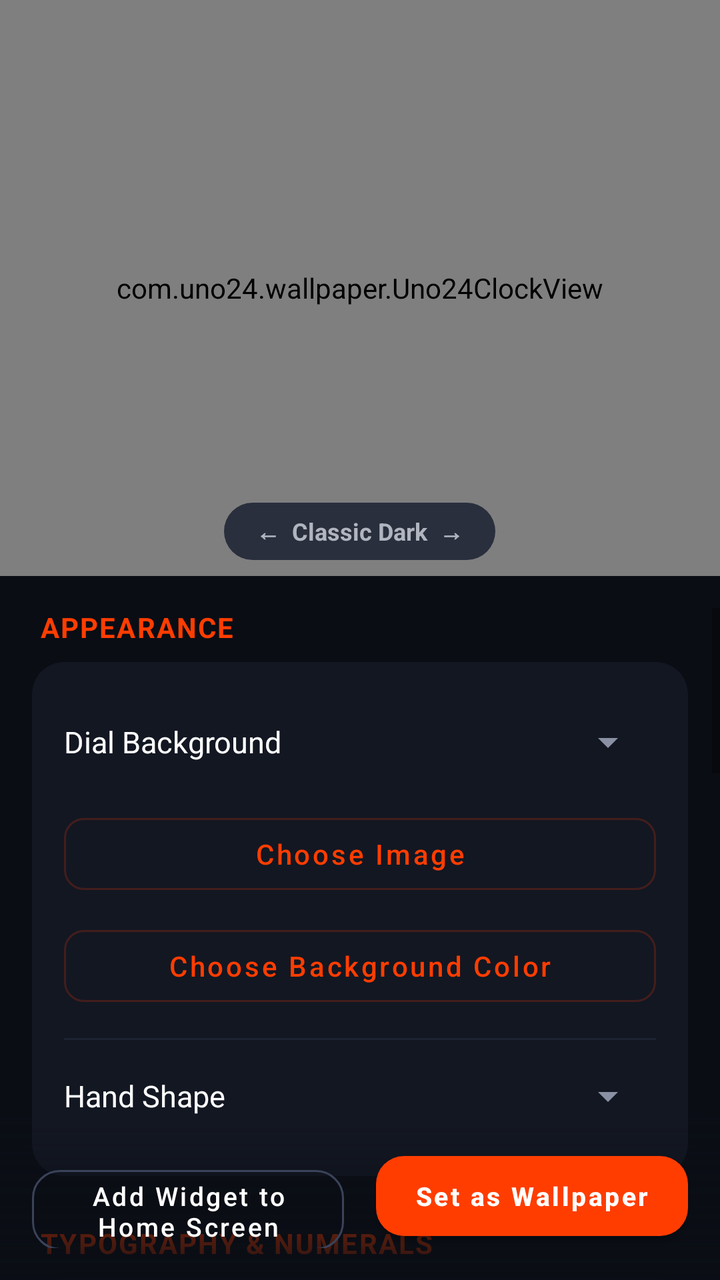
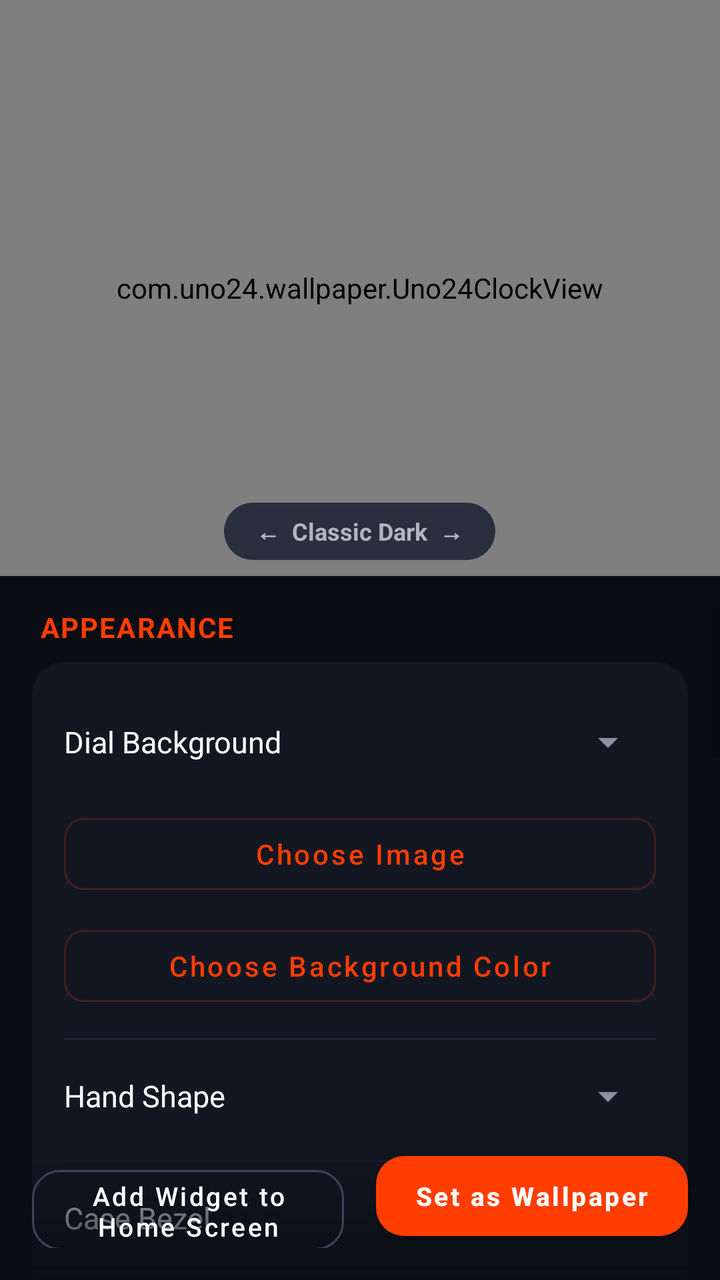

Screens rendered from an Android XML layout before and after an edit, with the pre-edit source and the edit as a unified diff.
<!-- AndroidManifest.xml: activity theme Theme.Uno24 -->
<!-- res/layout/activity_main.xml -->
<?xml version="1.0" encoding="utf-8"?>
<androidx.constraintlayout.widget.ConstraintLayout xmlns:android="http://schemas.android.com/apk/res/android"
    xmlns:app="http://schemas.android.com/apk/res-auto"
    android:id="@+id/mainRootLayout"
    android:layout_width="match_parent"
    android:layout_height="match_parent"
    android:background="#0A0D14">

    
    <FrameLayout
        android:id="@+id/clockContainer"
        android:layout_width="match_parent"
        android:layout_height="0dp"
        app:layout_constraintHeight_percent="0.45"
        app:layout_constraintTop_toTopOf="parent"
        app:layout_constraintStart_toStartOf="parent"
        app:layout_constraintEnd_toEndOf="parent">

        <com.uno24.wallpaper.Uno24ClockView
            android:id="@+id/clockView"
            android:layout_width="match_parent"
            android:layout_height="match_parent" />

        <TextView
            android:id="@+id/tvThemeTitle"
            android:layout_width="wrap_content"
            android:layout_height="wrap_content"
            android:layout_gravity="bottom|center_horizontal"
            android:layout_marginBottom="8dp"
            android:background="@drawable/pill_background"
            android:paddingHorizontal="16dp"
            android:paddingVertical="6dp"
            android:text="←  Classic Dark  →"
            android:textColor="#B0B5C0"
            android:textSize="12sp"
            android:textStyle="bold" />
    </FrameLayout>

    
    <ScrollView
        android:layout_width="match_parent"
        android:layout_height="0dp"
        android:clipToPadding="false"
        android:paddingTop="16dp"
        android:paddingBottom="100dp"
        app:layout_constraintTop_toBottomOf="@id/clockContainer"
        app:layout_constraintBottom_toBottomOf="parent"
        app:layout_constraintStart_toStartOf="parent"
        app:layout_constraintEnd_toEndOf="parent">

        <LinearLayout
            android:layout_width="match_parent"
            android:layout_height="wrap_content"
            android:orientation="vertical"
            android:paddingHorizontal="16dp">

            
            <TextView
                android:layout_width="wrap_content"
                android:layout_height="wrap_content"
                android:layout_marginStart="4dp"
                android:layout_marginBottom="8dp"
                android:text="@string/category_appearance"
                android:textColor="#FF3D00"
                android:textSize="14sp"
                android:textStyle="bold"
                android:textAllCaps="true"
                android:letterSpacing="0.05" />

            <com.google.android.material.card.MaterialCardView
                android:layout_width="match_parent"
                android:layout_height="wrap_content"
                android:layout_marginBottom="24dp"
                app:cardBackgroundColor="#131722"
                app:cardCornerRadius="16dp"
                app:cardElevation="0dp"
                app:strokeWidth="0dp">

                <LinearLayout
                    android:layout_width="match_parent"
                    android:layout_height="wrap_content"
                    android:orientation="vertical"
                    android:padding="16dp">

                    <LinearLayout
                        android:layout_width="match_parent"
                        android:layout_height="wrap_content"
                        android:gravity="center_vertical"
                        android:orientation="horizontal">

                        <TextView
                            android:layout_width="0dp"
                            android:layout_height="wrap_content"
                            android:layout_weight="1"
                            android:text="@string/label_dial_background"
                            android:textColor="#FFFFFF"
                            android:textSize="15sp" />

                        <Spinner
                            android:id="@+id/spinnerBgMode"
                            android:layout_width="140dp"
                            android:layout_height="48dp"
                            android:backgroundTint="#8A91A4"
                            android:popupBackground="#1F2430" />
                    </LinearLayout>

                    <com.google.android.material.button.MaterialButton
                        android:id="@+id/btnPickImage"
                        style="@style/Widget.MaterialComponents.Button.OutlinedButton"
                        android:layout_width="match_parent"
                        android:layout_height="48dp"
                        android:layout_marginTop="8dp"
                        android:text="@string/btn_pick_image"
                        android:textAllCaps="false"
                        android:textColor="#FF3D00"
                        android:textSize="14sp"
                        app:cornerRadius="10dp"
                        app:strokeColor="#33FF3D00" />

                    <com.google.android.material.button.MaterialButton
                        android:id="@+id/btnPickColor"
                        style="@style/Widget.MaterialComponents.Button.OutlinedButton"
                        android:layout_width="match_parent"
                        android:layout_height="48dp"
                        android:layout_marginTop="8dp"
                        android:text="@string/btn_pick_color"
                        android:textAllCaps="false"
                        android:textColor="#FF3D00"
                        android:textSize="14sp"
                        app:cornerRadius="10dp"
                        app:strokeColor="#33FF3D00" />

                    <View
                        android:layout_width="match_parent"
                        android:layout_height="1dp"
                        android:background="#1E2333"
                        android:layout_marginTop="12dp"
                        android:layout_marginBottom="4dp" />

                    
                    <LinearLayout
                        android:layout_width="match_parent"
                        android:layout_height="wrap_content"
                        android:gravity="center_vertical"
                        android:orientation="horizontal">

                        <TextView
                            android:layout_width="0dp"
                            android:layout_height="wrap_content"
                            android:layout_weight="1"
                            android:text="@string/label_hand_style"
                            android:textColor="#FFFFFF"
                            android:textSize="15sp" />

                        <Spinner
                            android:id="@+id/spinnerHandStyle"
                            android:layout_width="150dp"
                            android:layout_height="48dp"
                            android:backgroundTint="#8A91A4"
                            android:popupBackground="#1F2430" />
                    </LinearLayout>
                </LinearLayout>
            </com.google.android.material.card.MaterialCardView>

            
            <TextView
                android:layout_width="wrap_content"
                android:layout_height="wrap_content"
                android:layout_marginStart="4dp"
                android:layout_marginBottom="8dp"
                android:text="@string/category_typography"
                android:textColor="#FF3D00"
                android:textSize="14sp"
                android:textStyle="bold"
                android:textAllCaps="true"
                android:letterSpacing="0.05" />

            <com.google.android.material.card.MaterialCardView
                android:layout_width="match_parent"
                android:layout_height="wrap_content"
                android:layout_marginBottom="24dp"
                app:cardBackgroundColor="#131722"
                app:cardCornerRadius="16dp"
                app:cardElevation="0dp"
                app:strokeWidth="0dp">

                <LinearLayout
                    android:layout_width="match_parent"
                    android:layout_height="wrap_content"
                    android:orientation="vertical">

                    
                    <LinearLayout
                        android:layout_width="match_parent"
                        android:layout_height="wrap_content"
                        android:gravity="center_vertical"
                        android:paddingHorizontal="16dp"
                        android:paddingTop="16dp"
                        android:paddingBottom="8dp"
                        android:orientation="horizontal">

                        <TextView
                            android:layout_width="0dp"
                            android:layout_height="wrap_content"
                            android:layout_weight="1"
                            android:text="@string/label_numeral_style"
                            android:textColor="#FFFFFF"
                            android:textSize="15sp" />

                        <Spinner
                            android:id="@+id/spinnerNumeralStyle"
                            android:layout_width="160dp"
                            android:layout_height="48dp"
                            android:backgroundTint="#8A91A4"
                            android:popupBackground="#1F2430" />
                    </LinearLayout>

                    <View android:layout_width="match_parent" android:layout_height="1dp" android:background="#1E2333" android:layout_marginHorizontal="16dp"/>

                    
                    <LinearLayout
                        android:layout_width="match_parent"
                        android:layout_height="wrap_content"
                        android:gravity="center_vertical"
                        android:paddingHorizontal="16dp"
                        android:paddingVertical="8dp"
                        android:orientation="horizontal">

                        <TextView
                            android:layout_width="0dp"
                            android:layout_height="wrap_content"
                            android:layout_weight="1"
                            android:text="@string/label_font"
                            android:textColor="#FFFFFF"
                            android:textSize="15sp" />

                        <Spinner
                            android:id="@+id/spinnerNumeralFont"
                            android:layout_width="140dp"
                            android:layout_height="48dp"
                            android:backgroundTint="#8A91A4"
                            android:popupBackground="#1F2430" />
                    </LinearLayout>

                    <View android:layout_width="match_parent" android:layout_height="1dp" android:background="#1E2333" android:layout_marginHorizontal="16dp"/>

                    
                    <LinearLayout
                        android:layout_width="match_parent"
                        android:layout_height="wrap_content"
                        android:gravity="center_vertical"
                        android:paddingHorizontal="16dp"
                        android:paddingVertical="8dp"
                        android:orientation="horizontal">

                        <TextView
                            android:layout_width="0dp"
                            android:layout_height="wrap_content"
                            android:layout_weight="1"
                            android:text="@string/label_display_mode"
                            android:textColor="#FFFFFF"
                            android:textSize="15sp" />

                        <Spinner
                            android:id="@+id/spinnerDisplayMode"
                            android:layout_width="140dp"
                            android:layout_height="48dp"
                            android:backgroundTint="#8A91A4"
                            android:popupBackground="#1F2430" />
                    </LinearLayout>

                    <View android:layout_width="match_parent" android:layout_height="1dp" android:background="#1E2333" android:layout_marginHorizontal="16dp"/>

                    
                    <LinearLayout
                        android:layout_width="match_parent"
                        android:layout_height="wrap_content"
                        android:gravity="center_vertical"
                        android:paddingHorizontal="16dp"
                        android:paddingVertical="12dp"
                        android:orientation="horizontal">

                        <TextView
                            android:layout_width="0dp"
                            android:layout_height="wrap_content"
                            android:layout_weight="1"
                            android:text="@string/label_font_size"
                            android:textColor="#FFFFFF"
                            android:textSize="15sp" />

                        <LinearLayout
                            android:layout_width="wrap_content"
                            android:layout_height="wrap_content"
                            android:background="@drawable/pill_background"
                            android:gravity="center_vertical"
                            android:orientation="horizontal"
                            android:paddingHorizontal="4dp"
                            android:paddingVertical="2dp">

                            <ImageButton
                                android:id="@+id/btnSizeMinus"
                                android:layout_width="36dp"
                                android:layout_height="36dp"
                                android:background="?selectableItemBackgroundBorderless"
                                android:contentDescription="Decrease size"
                                android:src="@drawable/ic_minus"
                                android:tint="#A0A0A0" />

                            <TextView
                                android:id="@+id/tvSizeValue"
                                android:layout_width="48dp"
                                android:layout_height="wrap_content"
                                android:gravity="center"
                                android:text="100%"
                                android:textColor="#FFFFFF"
                                android:textSize="14sp"
                                android:textStyle="bold" />

                            <ImageButton
                                android:id="@+id/btnSizePlus"
                                android:layout_width="36dp"
                                android:layout_height="36dp"
                                android:background="?selectableItemBackgroundBorderless"
                                android:contentDescription="Increase size"
                                android:src="@drawable/ic_plus"
                                android:tint="#A0A0A0" />
                        </LinearLayout>
                    </LinearLayout>

                </LinearLayout>
            </com.google.android.material.card.MaterialCardView>

            
            <TextView
                android:layout_width="wrap_content"
                android:layout_height="wrap_content"
                android:layout_marginStart="4dp"
                android:layout_marginBottom="8dp"
                android:text="@string/category_language"
                android:textColor="#FF3D00"
                android:textSize="14sp"
                android:textStyle="bold"
                android:textAllCaps="true"
                android:letterSpacing="0.05" />

            <com.google.android.material.card.MaterialCardView
                android:layout_width="match_parent"
                android:layout_height="wrap_content"
                android:layout_marginBottom="24dp"
                app:cardBackgroundColor="#131722"
                app:cardCornerRadius="16dp"
                app:cardElevation="0dp"
                app:strokeWidth="0dp">

                <LinearLayout
                    android:layout_width="match_parent"
                    android:layout_height="wrap_content"
                    android:gravity="center_vertical"
                    android:paddingHorizontal="16dp"
                    android:paddingVertical="8dp"
                    android:orientation="horizontal">

                    <TextView
                        android:layout_width="0dp"
                        android:layout_height="wrap_content"
                        android:layout_weight="1"
                        android:text="@string/label_language"
                        android:textColor="#FFFFFF"
                        android:textSize="15sp" />

                    <Spinner
                        android:id="@+id/spinnerAppLanguage"
                        android:layout_width="160dp"
                        android:layout_height="48dp"
                        android:backgroundTint="#8A91A4"
                        android:popupBackground="#1F2430" />
                </LinearLayout>
            </com.google.android.material.card.MaterialCardView>

            
            <TextView
                android:layout_width="wrap_content"
                android:layout_height="wrap_content"
                android:layout_marginStart="4dp"
                android:layout_marginBottom="8dp"
                android:text="@string/category_parameters"
                android:textColor="#FF3D00"
                android:textSize="14sp"
                android:textStyle="bold"
                android:textAllCaps="true"
                android:letterSpacing="0.05" />

            <com.google.android.material.card.MaterialCardView
                android:layout_width="match_parent"
                android:layout_height="wrap_content"
                android:layout_marginBottom="24dp"
                app:cardBackgroundColor="#131722"
                app:cardCornerRadius="16dp"
                app:cardElevation="0dp"
                app:strokeWidth="0dp">

                <LinearLayout
                    android:layout_width="match_parent"
                    android:layout_height="wrap_content"
                    android:orientation="vertical">

                    
                    <com.google.android.material.switchmaterial.SwitchMaterial
                        android:id="@+id/switchRadialOrientation"
                        android:layout_width="match_parent"
                        android:layout_height="wrap_content"
                        android:paddingHorizontal="16dp"
                        android:paddingVertical="12dp"
                        android:text="@string/switch_radial_orientation"
                        android:textColor="#FFFFFF"
                        android:textSize="15sp"
                        app:switchPadding="16dp" />

                    <View android:layout_width="match_parent" android:layout_height="1dp" android:background="#1E2333" android:layout_marginHorizontal="16dp"/>



                    
                    <com.google.android.material.switchmaterial.SwitchMaterial
                        android:id="@+id/switchUvArc"
                        android:layout_width="match_parent"
                        android:layout_height="wrap_content"
                        android:paddingHorizontal="16dp"
                        android:paddingVertical="12dp"
                        android:text="@string/switch_uv_arc"
                        android:textColor="#FFFFFF"
                        android:textSize="15sp"
                        app:switchPadding="16dp" />

                    <View android:layout_width="match_parent" android:layout_height="1dp" android:background="#1E2333" android:layout_marginHorizontal="16dp"/>

                    
                    <com.google.android.material.switchmaterial.SwitchMaterial
                        android:id="@+id/switchShowDate"
                        android:layout_width="match_parent"
                        android:layout_height="wrap_content"
                        android:paddingHorizontal="16dp"
                        android:paddingVertical="12dp"
                        android:text="@string/switch_show_date"
                        android:textColor="#FFFFFF"
                        android:textSize="15sp"
                        app:switchPadding="16dp" />

                    <View android:layout_width="match_parent" android:layout_height="1dp" android:background="#1E2333" android:layout_marginHorizontal="16dp"/>

                    
                    <com.google.android.material.switchmaterial.SwitchMaterial
                        android:id="@+id/switchShowUvIndex"
                        android:layout_width="match_parent"
                        android:layout_height="wrap_content"
                        android:paddingHorizontal="16dp"
                        android:paddingVertical="12dp"
                        android:text="@string/switch_show_uv_index"
                        android:textColor="#FFFFFF"
                        android:textSize="15sp"
                        app:switchPadding="16dp" />
                </LinearLayout>
            </com.google.android.material.card.MaterialCardView>

        </LinearLayout>
    </ScrollView>

    
    <LinearLayout
        android:layout_width="match_parent"
        android:layout_height="wrap_content"
        android:background="@drawable/bottom_gradient"
        android:padding="16dp"
        android:orientation="horizontal"
        app:layout_constraintBottom_toBottomOf="parent"
        app:layout_constraintStart_toStartOf="parent"
        app:layout_constraintEnd_toEndOf="parent">

        <com.google.android.material.button.MaterialButton
            android:id="@+id/btnAddWidget"
            style="@style/Widget.MaterialComponents.Button.OutlinedButton"
            android:layout_width="0dp"
            android:layout_height="52dp"
            android:layout_weight="1"
            android:layout_marginEnd="8dp"
            android:text="@string/btn_add_widget"
            android:textAllCaps="false"
            android:textSize="13sp"
            android:textColor="#FFFFFF"
            app:strokeColor="#3A435A"
            app:cornerRadius="14dp" />

        <com.google.android.material.button.MaterialButton
            android:id="@+id/btnSetWallpaper"
            android:layout_width="0dp"
            android:layout_height="52dp"
            android:layout_weight="1"
            android:layout_marginStart="8dp"
            android:text="@string/btn_set_wallpaper"
            android:textAllCaps="false"
            android:textSize="13sp"
            android:textStyle="bold"
            app:cornerRadius="14dp" />
    </LinearLayout>

</androidx.constraintlayout.widget.ConstraintLayout>
<!-- resources referenced by this layout -->
<resources>
  <!-- drawable bottom_gradient (drawable) -->
  <?xml version="1.0" encoding="utf-8"?>
  <shape xmlns:android="http://schemas.android.com/apk/res/android"
      android:shape="rectangle">
      <gradient
          android:angle="90"
          android:endColor="#000A0D14"
          android:startColor="#F00A0D14"
          android:type="linear" />
  </shape>
  <!-- drawable ic_minus (drawable) -->
  <vector xmlns:android="http://schemas.android.com/apk/res/android"
      android:width="24dp"
      android:height="24dp"
      android:viewportWidth="24"
      android:viewportHeight="24">
    <path
        android:fillColor="#FFFFFFFF"
        android:pathData="M19,13H5v-2h14v2z"/>
  </vector>
  <!-- drawable ic_plus (drawable) -->
  <vector xmlns:android="http://schemas.android.com/apk/res/android"
      android:width="24dp"
      android:height="24dp"
      android:viewportWidth="24"
      android:viewportHeight="24">
    <path
        android:fillColor="#FFFFFFFF"
        android:pathData="M19,13h-6v6h-2v-6H5v-2h6V5h2v6h6v2z"/>
  </vector>
  <!-- drawable pill_background (drawable) -->
  <?xml version="1.0" encoding="utf-8"?>
  <shape xmlns:android="http://schemas.android.com/apk/res/android"
      android:shape="rectangle">
      <corners android:radius="16dp" />
      <solid android:color="#2A2F3D" />
  </shape>
  <string name="btn_add_widget">Add Widget to Home Screen</string>
  <string name="btn_pick_color">Choose Background Color</string>
  <string name="btn_pick_image">Choose Image</string>
  <string name="btn_set_wallpaper">Set as Wallpaper</string>
  <string name="category_appearance">Appearance</string>
  <string name="category_language">Language</string>
  <string name="category_parameters">Parameters</string>
  <string name="category_typography">Typography &amp; Numerals</string>
  <string name="label_dial_background">Dial Background</string>
  <string name="label_display_mode">Display</string>
  <string name="label_font">Font</string>
  <string name="label_font_size">Numeral Size</string>
  <string name="label_hand_style">Hand Shape</string>
  <string name="label_language">App Language</string>
  <string name="label_numeral_style">Numeral System</string>
  <string name="switch_radial_orientation">Rotate numerals toward center</string>
  <string name="switch_show_date">Display date</string>
  <string name="switch_show_uv_index">Display UV index</string>
  <string name="switch_uv_arc">Display UV activity arc</string>
  <style name="Theme.Uno24" parent="Theme.MaterialComponents.DayNight.NoActionBar">
          <item name="colorPrimary">#FF3D00</item>
          <item name="colorPrimaryVariant">#D83000</item>
          <item name="colorOnPrimary">#FFFFFF</item>
          <item name="android:statusBarColor">#0E1117</item>
          <item name="android:navigationBarColor">#0E1117</item>
      </style>
</resources>

<!-- the commit's change to res/layout/activity_main.xml (unified diff, before → after) -->
@@ -159,6 +159,36 @@
                             android:backgroundTint="#8A91A4"
                             android:popupBackground="#1F2430" />
                     </LinearLayout>
+
+                    <View
+                        android:layout_width="match_parent"
+                        android:layout_height="1dp"
+                        android:background="#1E2333"
+                        android:layout_marginTop="8dp"
+                        android:layout_marginBottom="4dp" />
+
+                    
+                    <LinearLayout
+                        android:layout_width="match_parent"
+                        android:layout_height="wrap_content"
+                        android:gravity="center_vertical"
+                        android:orientation="horizontal">
+
+                        <TextView
+                            android:layout_width="0dp"
+                            android:layout_height="wrap_content"
+                            android:layout_weight="1"
+                            android:text="@string/label_bezel_style"
+                            android:textColor="#FFFFFF"
+                            android:textSize="15sp" />
+
+                        <Spinner
+                            android:id="@+id/spinnerBezelStyle"
+                            android:layout_width="160dp"
+                            android:layout_height="48dp"
+                            android:backgroundTint="#8A91A4"
+                            android:popupBackground="#1F2430" />
+                    </LinearLayout>
                 </LinearLayout>
             </com.google.android.material.card.MaterialCardView>
 
@@ -456,6 +486,20 @@
                         android:paddingHorizontal="16dp"
                         android:paddingVertical="12dp"
                         android:text="@string/switch_show_uv_index"
+                        android:textColor="#FFFFFF"
+                        android:textSize="15sp"
+                        app:switchPadding="16dp" />
+
+                    <View android:layout_width="match_parent" android:layout_height="1dp" android:background="#1E2333" android:layout_marginHorizontal="16dp"/>
+
+                    
+                    <com.google.android.material.switchmaterial.SwitchMaterial
+                        android:id="@+id/switchShowBrandLogo"
+                        android:layout_width="match_parent"
+                        android:layout_height="wrap_content"
+                        android:paddingHorizontal="16dp"
+                        android:paddingVertical="12dp"
+                        android:text="@string/switch_show_brand_logo"
                         android:textColor="#FFFFFF"
                         android:textSize="15sp"
                         app:switchPadding="16dp" />
<!-- resource entries referenced after the edit -->
@@ -45,6 +45,7 @@
   <string name="category_language">Language</string>
   <string name="category_parameters">Parameters</string>
   <string name="category_typography">Typography &amp; Numerals</string>
+  <string name="label_bezel_style">Case Bezel</string>
   <string name="label_dial_background">Dial Background</string>
   <string name="label_display_mode">Display</string>
   <string name="label_font">Font</string>
@@ -53,6 +54,7 @@
   <string name="label_language">App Language</string>
   <string name="label_numeral_style">Numeral System</string>
   <string name="switch_radial_orientation">Rotate numerals toward center</string>
+  <string name="switch_show_brand_logo">1watch Brand Logo</string>
   <string name="switch_show_date">Display date</string>
   <string name="switch_show_uv_index">Display UV index</string>
   <string name="switch_uv_arc">Display UV activity arc</string>
